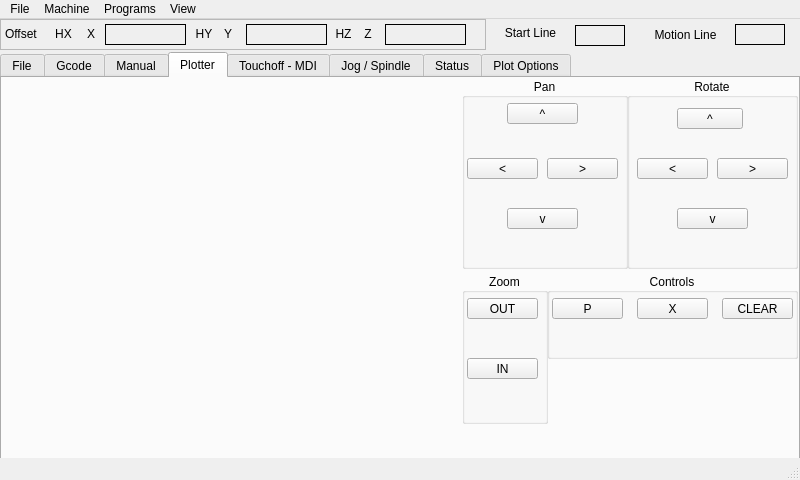
The window that examples/rpi_mill_3/rpi_mill_3.ui (jethornton/flexgui) describes before a commit, drawn with Qt 5.
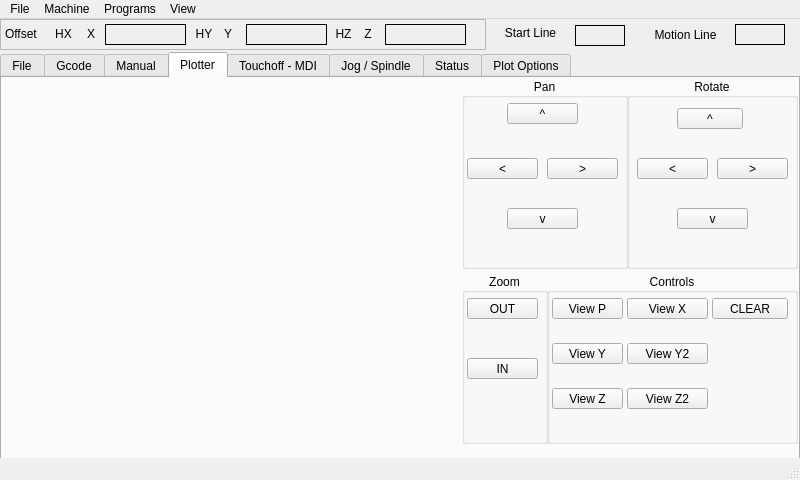
The same window after the commit. The open tabs and pages were chosen to show the change.

Commit message: 07/31/2024 add view buttons to UI & update deb

The edit to the form file:
```diff
--- a/examples/rpi_mill_3/rpi_mill_3.ui
+++ b/examples/rpi_mill_3/rpi_mill_3.ui
@@ -1389,7 +1389,7 @@
         <x>460</x>
         <y>195</y>
         <width>86</width>
-        <height>151</height>
+        <height>171</height>
        </rect>
       </property>
       <property name="title">
@@ -1431,7 +1431,7 @@
         <x>545</x>
         <y>195</y>
         <width>251</width>
-        <height>86</height>
+        <height>171</height>
        </rect>
       </property>
       <property name="title">
@@ -1440,17 +1440,17 @@
       <property name="alignment">
        <set>Qt::AlignCenter</set>
       </property>
-      <widget class="QPushButton" name="view_clear_pb">
+      <widget class="QPushButton" name="view_z2_pb">
        <property name="geometry">
         <rect>
-         <x>175</x>
-         <y>25</y>
-         <width>71</width>
+         <x>80</x>
+         <y>115</y>
+         <width>81</width>
          <height>21</height>
         </rect>
        </property>
        <property name="text">
-        <string>CLEAR</string>
+        <string>View Z2</string>
        </property>
       </widget>
       <widget class="QPushButton" name="view_p_pb">
@@ -1463,20 +1463,72 @@
         </rect>
        </property>
        <property name="text">
-        <string>P</string>
+        <string>View P</string>
+       </property>
+      </widget>
+      <widget class="QPushButton" name="view_y2_pb">
+       <property name="geometry">
+        <rect>
+         <x>80</x>
+         <y>70</y>
+         <width>81</width>
+         <height>21</height>
+        </rect>
+       </property>
+       <property name="text">
+        <string>View Y2</string>
        </property>
       </widget>
       <widget class="QPushButton" name="view_x_pb">
        <property name="geometry">
         <rect>
-         <x>90</x>
+         <x>80</x>
          <y>25</y>
+         <width>81</width>
+         <height>21</height>
+        </rect>
+       </property>
+       <property name="text">
+        <string>View X</string>
+       </property>
+      </widget>
+      <widget class="QPushButton" name="view_z_pb">
+       <property name="geometry">
+        <rect>
+         <x>5</x>
+         <y>115</y>
          <width>71</width>
          <height>21</height>
         </rect>
        </property>
        <property name="text">
-        <string>X</string>
+        <string>View Z</string>
+       </property>
+      </widget>
+      <widget class="QPushButton" name="view_y_pb">
+       <property name="geometry">
+        <rect>
+         <x>5</x>
+         <y>70</y>
+         <width>71</width>
+         <height>21</height>
+        </rect>
+       </property>
+       <property name="text">
+        <string>View Y</string>
+       </property>
+      </widget>
+      <widget class="QPushButton" name="view_clear_pb">
+       <property name="geometry">
+        <rect>
+         <x>165</x>
+         <y>25</y>
+         <width>76</width>
+         <height>21</height>
+        </rect>
+       </property>
+       <property name="text">
+        <string>CLEAR</string>
        </property>
       </widget>
      </widget>
```
Left out of the diff: 18 changed lines with no effect on the pictures. The commit also changes 2 other files.
